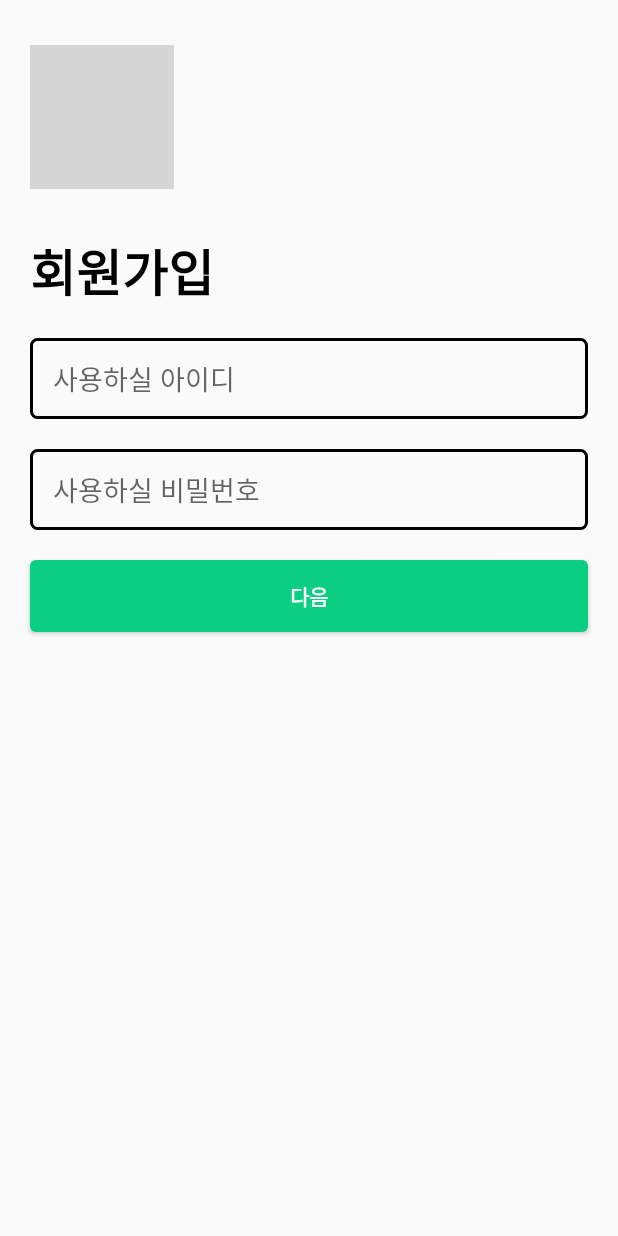
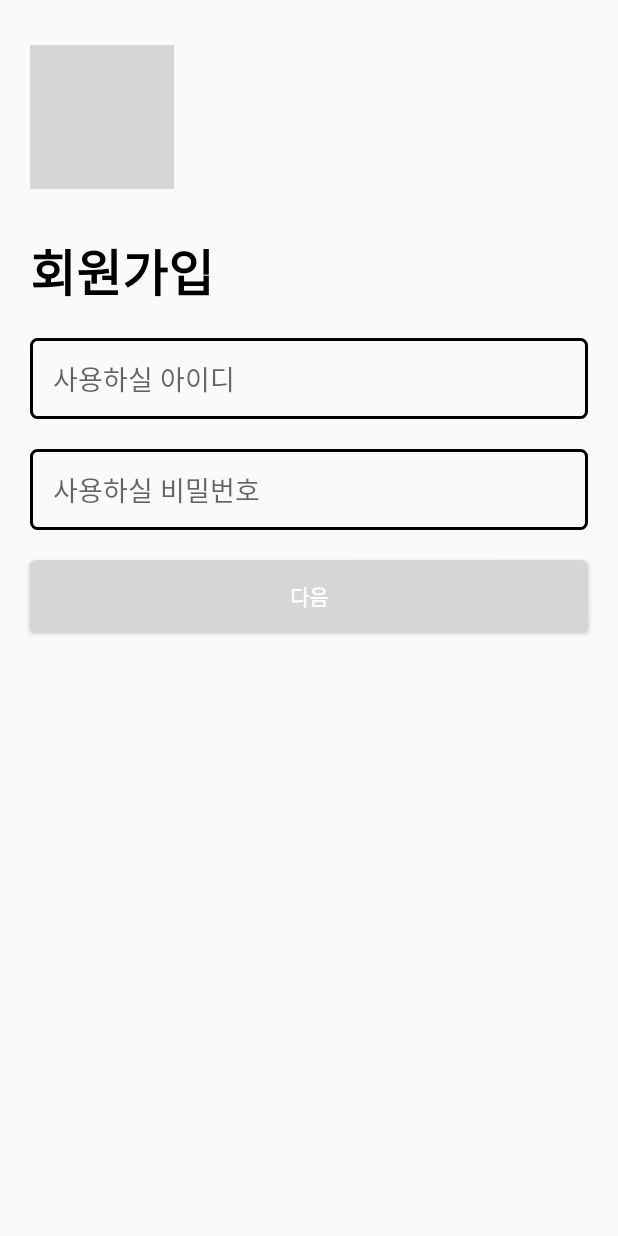
Before and after one commit to changs97/PIPI, an Android app: the RegisterStep1Fragment screen opened through its navigation route, on a phone screen of 412 x 824 dp. Run offline under Robolectric (Android 15) with nearby library versions, the phone set to English and light mode, and no system bars; our stand-ins replace navigation-ui; grey boxes are pictures that could not be loaded.

Commit message:
Update custom_btn2.xml

```diff
--- a/app/src/main/res/drawable-v24/custom_btn2.xml
+++ b/app/src/main/res/drawable-v24/custom_btn2.xml
@@ -1,6 +1,6 @@
 <?xml version="1.0" encoding="utf-8"?>
 <shape xmlns:android="http://schemas.android.com/apk/res/android" android:shape="rectangle">
     <corners android:radius="4dp"/>
-    <solid android:color="@color/btn_color"/>
+    <solid android:color="@color/amerald"/>
 
 </shape>
```
